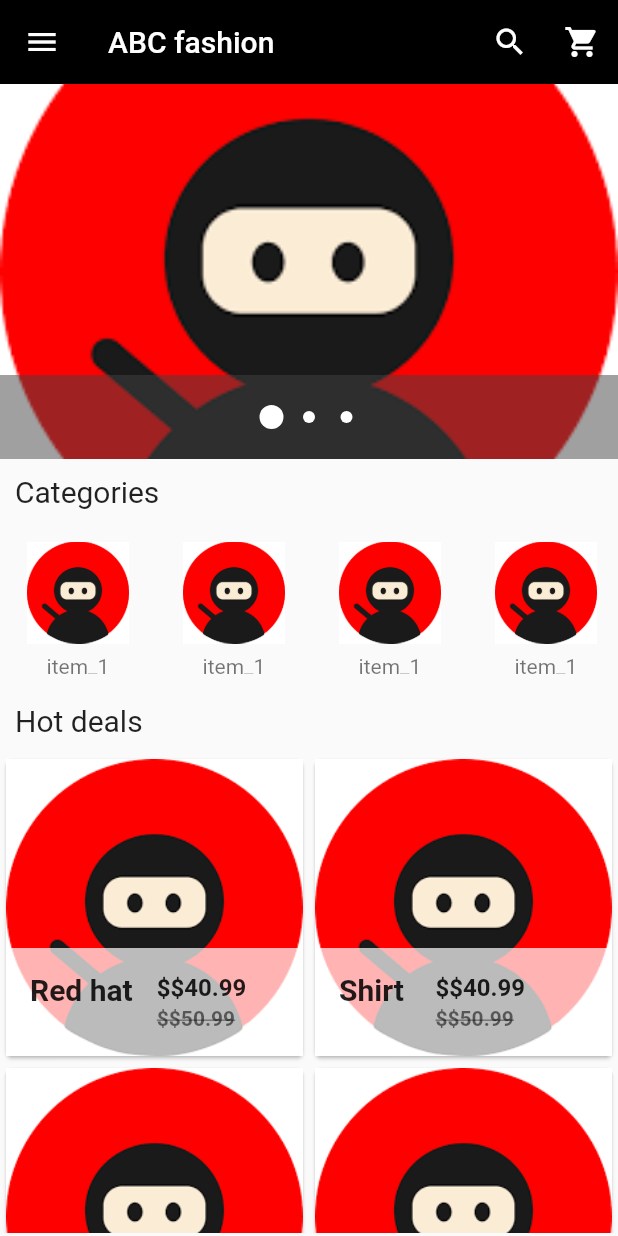
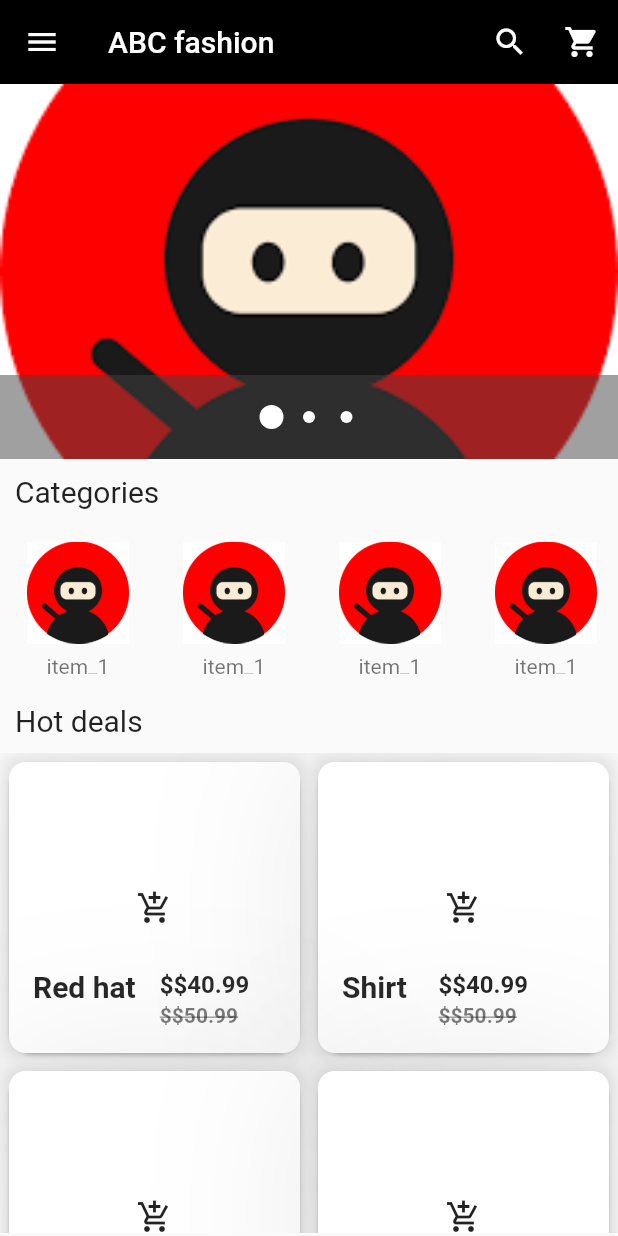
Before and after one commit to indunil97/Onlinestore, a Flutter app: the screen it shows after launch, on a phone screen of 412 x 824 dp. Run offline on Flutter 3.47's test engine with Material 2 defaults, Android fonts, the phone set to English and light mode, and no system bars; drawn by our look-alikes of carousel_pro.

Commit message:
UI changed to new one

```diff
--- a/lib/Comp/gridView.dart
+++ b/lib/Comp/gridView.dart
@@ -33,12 +33,14 @@ class _itemsState extends State<items> {
       "price": "\$40.99"
     }
   ];
+
+  //building list view
   @override
   Widget build(BuildContext context) {
     return GridView.builder(
         itemCount: products.length,
         gridDelegate:
-            SliverGridDelegateWithFixedCrossAxisCount(crossAxisCount: 2),
+            SliverGridDelegateWithFixedCrossAxisCount(childAspectRatio: 1,crossAxisCount: 2),
         itemBuilder: (BuildContext context, int index) {
           return SingleProduct(
               productName: products[index]['name'],
@@ -60,12 +62,29 @@ class SingleProduct extends StatelessWidget {
       this.productImage,
       this.productOld,
       this.productPrice});
+
+      //one card
   @override
   Widget build(BuildContext context) {
-    return Card(
+    return Container(
+      padding: EdgeInsets.fromLTRB(6, 6, 6, 6),
+      decoration:BoxDecoration(
+        borderRadius:BorderRadius.circular(15.0),
+        boxShadow:[
+          BoxShadow(color: Colors.grey.withOpacity(0.2),
+          spreadRadius:4.0,
+          blurRadius:96.0)
+        ]
+      ),
         child: Hero(
             tag: Text("hero1"), //can coused a error
             child: Material(
+              elevation: 1.0,
+              shape: RoundedRectangleBorder(
+                borderRadius:BorderRadius.circular(16),
+
+              ),
+
               child: InkWell(
                 onTap: () {Navigator.push(context, MaterialPageRoute(builder: (context){return ProductDetails(
                   ProductDetails_Name: productName,
@@ -73,9 +92,24 @@ class SingleProduct extends StatelessWidget {
                   ProductDetails_Old: productOld,
                   ProductDetails_Price: productPrice,
                 );}));},
+                child: Container(
+
+                  decoration: BoxDecoration(
+
+                    borderRadius: BorderRadius.circular(11.0),
+                    boxShadow: [
+                      BoxShadow(
+                          color: Colors.grey.withOpacity(0.2),
+                          spreadRadius: 3.0,
+                          blurRadius: 5.0)
+                    ],
+                    color: Colors.white),
                   child: GridTile(
                     footer: Container(
-                      color: Colors.white70,
+
+
+
+                        color: Colors.transparent,
                         child: ListTile(
                           leading: Container(
 
@@ -95,7 +129,8 @@ class SingleProduct extends StatelessWidget {
                                 decoration: TextDecoration.lineThrough),
                           ),
                         )),
-                  child: Image.asset(productImage, fit: BoxFit.cover),
+                    child: Icon(Icons.add_shopping_cart),
+                  ),
                 ),
               ),
             )));
```
Lines whose indentation alone changed are shown as unchanged.
